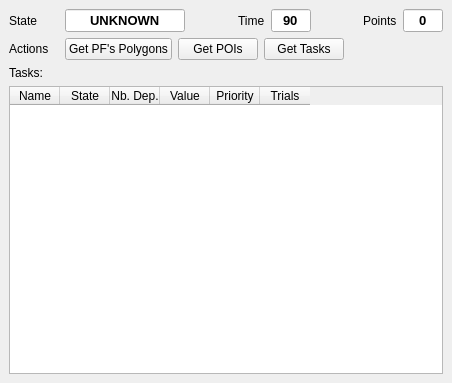
The window that qt_designer/sequencer.ui (I-Grebot/soft_imcc) describes before a commit, drawn with Qt 5.
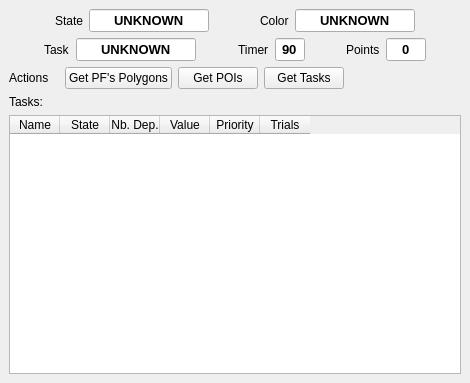
The same window after the commit.

Commit message: Functionnal sequencer panel, updated PF polygons plot

Patch:
```diff
--- a/qt_designer/sequencer.ui
+++ b/qt_designer/sequencer.ui
@@ -6,7 +6,7 @@
    <rect>
     <x>0</x>
     <y>0</y>
-    <width>452</width>
+    <width>470</width>
     <height>383</height>
    </rect>
   </property>
@@ -18,19 +18,20 @@
     <item>
      <layout class="QHBoxLayout" name="horizontalLayout">
       <item>
-       <widget class="QLabel" name="label">
-        <property name="minimumSize">
-         <size>
-          <width>50</width>
-          <height>0</height>
-         </size>
+       <spacer name="horizontalSpacer_4">
+        <property name="orientation">
+         <enum>Qt::Horizontal</enum>
         </property>
-        <property name="maximumSize">
+        <property name="sizeHint" stdset="0">
          <size>
-          <width>100</width>
-          <height>16777215</height>
+          <width>13</width>
+          <height>20</height>
          </size>
         </property>
+       </spacer>
+      </item>
+      <item>
+       <widget class="QLabel" name="label_8">
         <property name="text">
          <string>State</string>
         </property>
@@ -83,9 +84,138 @@
        </spacer>
       </item>
       <item>
+       <widget class="QLabel" name="label_6">
+        <property name="text">
+         <string>Color</string>
+        </property>
+       </widget>
+      </item>
+      <item>
+       <widget class="QLineEdit" name="lineEdit_match_color">
+        <property name="sizePolicy">
+         <sizepolicy hsizetype="Fixed" vsizetype="Fixed">
+          <horstretch>0</horstretch>
+          <verstretch>0</verstretch>
+         </sizepolicy>
+        </property>
+        <property name="maximumSize">
+         <size>
+          <width>120</width>
+          <height>16777215</height>
+         </size>
+        </property>
+        <property name="font">
+         <font>
+          <pointsize>10</pointsize>
+          <weight>75</weight>
+          <bold>true</bold>
+          <strikeout>false</strikeout>
+         </font>
+        </property>
+        <property name="text">
+         <string>UNKNOWN</string>
+        </property>
+        <property name="alignment">
+         <set>Qt::AlignCenter</set>
+        </property>
+        <property name="readOnly">
+         <bool>true</bool>
+        </property>
+       </widget>
+      </item>
+      <item>
+       <spacer name="horizontalSpacer_6">
+        <property name="orientation">
+         <enum>Qt::Horizontal</enum>
+        </property>
+        <property name="sizeHint" stdset="0">
+         <size>
+          <width>13</width>
+          <height>20</height>
+         </size>
+        </property>
+       </spacer>
+      </item>
+     </layout>
+    </item>
+    <item>
+     <layout class="QHBoxLayout" name="horizontalLayout_3">
+      <item>
+       <spacer name="horizontalSpacer_8">
+        <property name="orientation">
+         <enum>Qt::Horizontal</enum>
+        </property>
+        <property name="sizeHint" stdset="0">
+         <size>
+          <width>13</width>
+          <height>20</height>
+         </size>
+        </property>
+       </spacer>
+      </item>
+      <item>
+       <widget class="QLabel" name="label_7">
+        <property name="minimumSize">
+         <size>
+          <width>0</width>
+          <height>0</height>
+         </size>
+        </property>
+        <property name="text">
+         <string>Task</string>
+        </property>
+       </widget>
+      </item>
+      <item>
+       <widget class="QLineEdit" name="lineEdit_match_task">
+        <property name="sizePolicy">
+         <sizepolicy hsizetype="Fixed" vsizetype="Fixed">
+          <horstretch>0</horstretch>
+          <verstretch>0</verstretch>
+         </sizepolicy>
+        </property>
+        <property name="maximumSize">
+         <size>
+          <width>120</width>
+          <height>16777215</height>
+         </size>
+        </property>
+        <property name="font">
+         <font>
+          <pointsize>10</pointsize>
+          <weight>75</weight>
+          <bold>true</bold>
+          <strikeout>false</strikeout>
+         </font>
+        </property>
+        <property name="text">
+         <string>UNKNOWN</string>
+        </property>
+        <property name="alignment">
+         <set>Qt::AlignCenter</set>
+        </property>
+        <property name="readOnly">
+         <bool>true</bool>
+        </property>
+       </widget>
+      </item>
+      <item>
+       <spacer name="horizontalSpacer_5">
+        <property name="orientation">
+         <enum>Qt::Horizontal</enum>
+        </property>
+        <property name="sizeHint" stdset="0">
+         <size>
+          <width>13</width>
+          <height>20</height>
+         </size>
+        </property>
+       </spacer>
+      </item>
+      <item>
        <widget class="QLabel" name="label_2">
         <property name="text">
-         <string>Time</string>
+         <string>Timer</string>
         </property>
        </widget>
       </item>
@@ -99,7 +229,7 @@
         </property>
         <property name="maximumSize">
          <size>
-          <width>40</width>
+          <width>30</width>
           <height>16777215</height>
          </size>
         </property>
@@ -175,6 +305,19 @@
         </property>
        </widget>
       </item>
+      <item>
+       <spacer name="horizontalSpacer_7">
+        <property name="orientation">
+         <enum>Qt::Horizontal</enum>
+        </property>
+        <property name="sizeHint" stdset="0">
+         <size>
+          <width>13</width>
+          <height>20</height>
+         </size>
+        </property>
+       </spacer>
+      </item>
      </layout>
     </item>
     <item>
```
The commit also changes 5 other files.
